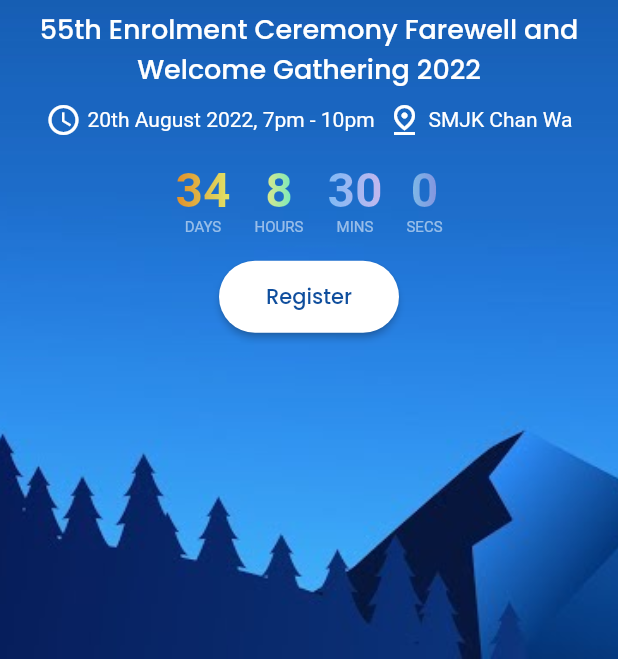
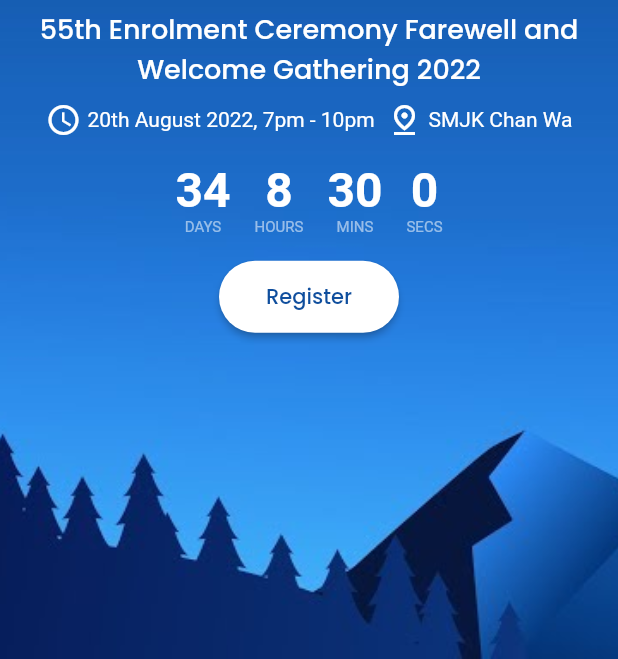
Before and after one commit to junsiong2008/cw_bsmm, a Flutter app: the screen it shows after launch, on a phone screen of 412 x 824 dp, the part 577-1236 px from its top. Run offline on Flutter 3.47's test engine with Material 2 defaults, Android fonts, the phone set to English and light mode, and no system bars; drawn by our look-alikes of flutter_countdown_timer; our stand-ins replace cloud_firestore, firebase_analytics, firebase_core, lottie; missing offline and left inert: firebase_app_check; accounts and stored records are empty; statements that could not run were skipped.

Commit message:
Modify Countdown Font

```diff
--- a/lib/components/ui/countdown_group.dart
+++ b/lib/components/ui/countdown_group.dart
@@ -27,13 +27,19 @@
             Column(
               mainAxisAlignment: MainAxisAlignment.center,
               children: [
-                GradientText(
+                // GradientText(
+                //   '${time.days}',
+                //   style: kCountdownNumberTextStyle,
+                //   gradient: const LinearGradient(colors: [
+                //     Color(0XFFff930f),
+                //     Color(0XFFfff95b),
+                //   ]),
+                // ),
+                Text(
                   '${time.days}',
-                  style: kCountdownNumberTextStyle,
-                  gradient: const LinearGradient(colors: [
-                    Color(0XFFff930f),
-                    Color(0XFFfff95b),
-                  ]),
+                  style: kCountdownNumberTextStyle.copyWith(
+                    color: Colors.white,
+                  ),
                 ),
                 const Text(
                   'DAYS',
@@ -44,13 +50,19 @@
             Column(
               mainAxisAlignment: MainAxisAlignment.center,
               children: [
-                GradientText(
+                // GradientText(
+                //   '${time.hours}',
+                //   style: kCountdownNumberTextStyle,
+                //   gradient: const LinearGradient(colors: [
+                //     Color(0xfffffb7d),
+                //     Color(0xff85FFBD),
+                //   ]),
+                // ),
+                Text(
                   '${time.hours}',
-                  style: kCountdownNumberTextStyle,
-                  gradient: const LinearGradient(colors: [
-                    Color(0xfffffb7d),
-                    Color(0xff85FFBD),
-                  ]),
+                  style: kCountdownNumberTextStyle.copyWith(
+                    color: Colors.white,
+                  ),
                 ),
                 const Text(
                   'HOURS',
@@ -61,13 +73,19 @@
             Column(
               mainAxisAlignment: MainAxisAlignment.center,
               children: [
-                GradientText(
+                // GradientText(
+                //   '${time.min}',
+                //   style: kCountdownNumberTextStyle,
+                //   gradient: const LinearGradient(colors: [
+                //     Color(0XFF8EC5FC),
+                //     Color(0XFFE0C3F3),
+                //   ]),
+                // ),
+                Text(
                   '${time.min}',
-                  style: kCountdownNumberTextStyle,
-                  gradient: const LinearGradient(colors: [
-                    Color(0XFF8EC5FC),
-                    Color(0XFFE0C3F3),
-                  ]),
+                  style: kCountdownNumberTextStyle.copyWith(
+                    color: Colors.white,
+                  ),
                 ),
                 const Text(
                   'MINS',
@@ -78,13 +96,19 @@
             Column(
               mainAxisAlignment: MainAxisAlignment.center,
               children: [
-                GradientText(
+                // GradientText(
+                //   '${time.sec}',
+                //   style: kCountdownNumberTextStyle,
+                //   gradient: const LinearGradient(colors: [
+                //     Color(0XFF8BC6EC),
+                //     Color(0XFF9599E2),
+                //   ]),
+                // ),
+                Text(
                   '${time.sec}',
-                  style: kCountdownNumberTextStyle,
-                  gradient: const LinearGradient(colors: [
-                    Color(0XFF8BC6EC),
-                    Color(0XFF9599E2),
-                  ]),
+                  style: kCountdownNumberTextStyle.copyWith(
+                    color: Colors.white,
+                  ),
                 ),
                 const Text(
                   'SECS',
```
